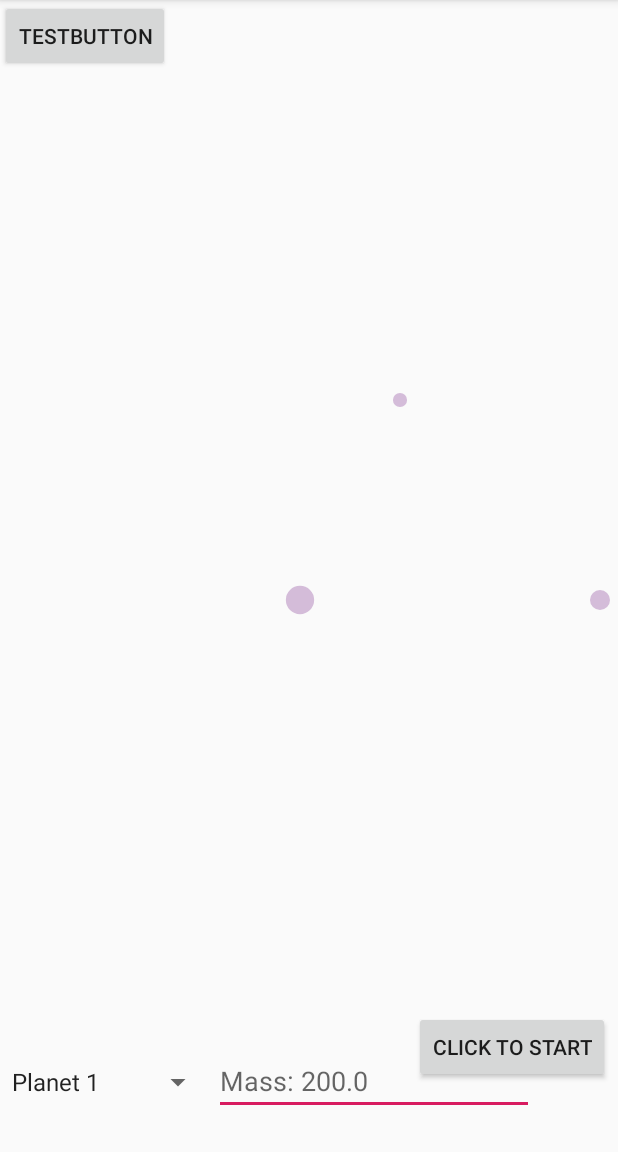
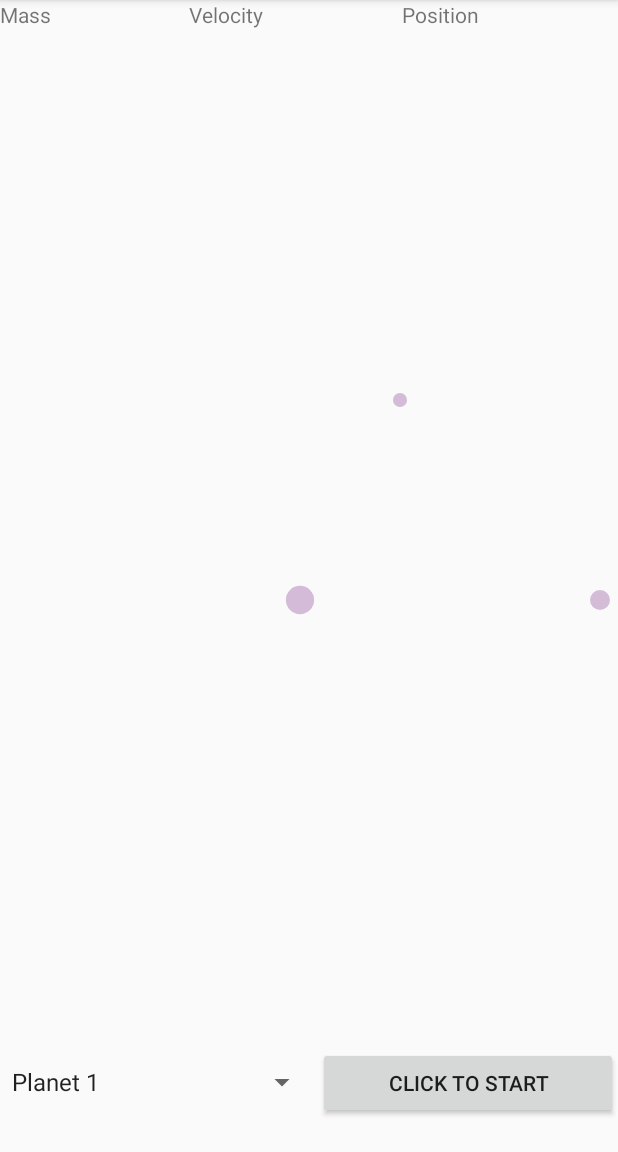
Before and after one commit to Yucheng-Jiang/N-body-Simulation, an Android app: the screen it shows after launch (MainActivity), on a phone screen of 412 x 824 dp, the part 84-1236 px from its top. Run offline under Robolectric (Android 15) with nearby library versions, the phone set to English and light mode, and no system bars.

Commit message:
12/4/2019 17:11 1) add planet status textview 2) add delete button for each planet

```diff
--- a/app/src/main/java/com/example/platypus/CustomView.java
+++ b/app/src/main/java/com/example/platypus/CustomView.java
@@ -43,7 +43,6 @@ public class CustomView extends View {
             Paint paint = new Paint();
             paint.setColor(p.getColor());
 
-            canvas.drawPath(p.path, paint);
             canvas.drawCircle(
                     (float) p.getPosition().getX(),
                     (float) p.getPosition().getY(),
@@ -65,7 +64,7 @@ public class CustomView extends View {
                 Vector currentTouch = new Vector(event.getX(), event.getY());
                 currentTouch.minus(mPreviousTouch);
                 position.add(currentTouch.getX(), currentTouch.getY());
-                Toast.makeText(getContext(), "move", Toast.LENGTH_SHORT).show();
+                //Toast.makeText(getContext(), "move", Toast.LENGTH_SHORT).show();
                 break;
         }
         mPreviousTouch.set(event.getX(), event.getY());
--- a/app/src/main/java/com/example/platypus/MainActivity.java
+++ b/app/src/main/java/com/example/platypus/MainActivity.java
@@ -1,23 +1,27 @@
 package com.example.platypus;
 
 import androidx.appcompat.app.AppCompatActivity;
-import androidx.constraintlayout.widget.ConstraintLayout;
+
 
 import android.os.Bundle;
 import android.os.Handler;
-import android.util.Log;
+
 import android.view.View;
 import android.widget.AdapterView;
 import android.widget.ArrayAdapter;
 import android.widget.Button;
-import android.widget.EditText;
+
 import android.widget.Spinner;
-import android.widget.Toast;
+import android.widget.TextView;
 
+
+import java.math.BigDecimal;
+import java.text.DecimalFormat;
 import java.util.ArrayList;
 import java.util.List;
 import java.util.Timer;
 import java.util.TimerTask;
+
 
 
 
@@ -26,12 +30,24 @@ public class MainActivity extends AppCompatActivity {
     private boolean isRunning = false;
     private Spinner spinner;
     private Handler handler = new Handler();
+    //private SeekBar massSeekBar = findViewById(R.id.MassSeekBar);
+    private TextView massText;
+    private TextView speedText;
+    private TextView positionText;
+    private Planet currentPlanet = null;
+    private Button delete;
+
     @Override
     protected void onCreate(Bundle savedInstanceState) {
         // project starts here
         super.onCreate(savedInstanceState);
         setContentView(R.layout.activity_main);
         //test add planets
+        massText = findViewById(R.id.MassText);
+        speedText = findViewById(R.id.SpeedText);
+        positionText = findViewById(R.id.PositionText);
+        delete = findViewById(R.id.Delete);
+
         Planet.planetList.clear();
         new Planet(200, new Vector(300,600), new Vector(0, 0));
         new Planet(50, new Vector(400,400), new Vector(2, 2));
@@ -54,6 +70,28 @@ public class MainActivity extends AppCompatActivity {
             }
         };
 
+        Runnable runnable1 = new Runnable() {
+            @Override
+            public void run() {
+                if (currentPlanet == null) {
+                    delete.setVisibility(View.GONE);
+                    return;
+                } else {
+                    delete.setVisibility(View.VISIBLE);
+                    delete.setOnClickListener(unused -> {
+                        Planet.planetList.remove(currentPlanet);
+                        handler.post(runnable);
+
+                        if (Planet.planetList.size() == 0) {
+                            delete.setVisibility(View.GONE);
+                            currentPlanet = null;
+                        }
+                        updateData(currentPlanet);
+                    });
+                }
+            }
+        };
+
         Button startButton = findViewById(R.id.startButton);
         startButton.setOnClickListener(new View.OnClickListener() {
             @Override
@@ -71,6 +109,7 @@ public class MainActivity extends AppCompatActivity {
                                     return;
                                 }
                             }
+                            handler.post(runnable1);
                         }
 
                     }, 0, 1);
@@ -91,11 +130,12 @@ public class MainActivity extends AppCompatActivity {
                 //TextView textViewMass = findViewById(R.id.mass);
                 //textViewMass.setText(Planet.planetList.get(position).getMass());
                 if (position == Planet.planetList.size()) {
-                    new Planet(50, new Vector(0,0), new Vector(0, 0));
+                    //new Planet(50, new Vector(0,0), new Vector(0, 0));
                     handler.post(runnable);
+                } else {
+                    currentPlanet = Planet.planetList.get(position);
                 }
-                EditText mass = findViewById(R.id.mass);
-                mass.setHint("Mass: " + Planet.planetList.get(position).getMass());
+
             }
 
             @Override
@@ -117,5 +157,22 @@ public class MainActivity extends AppCompatActivity {
 
 
     }
+    public void updateData(Planet planet) {
+        if (planet == null) {
+            massText.setText("Mass");
+            positionText.setText("Position");
+            speedText.setText("Velocity");
+            return;
+        }
+        massText.setText("Mass: " + round(planet.getMass()));
+        positionText.setText("Position: x = " + round(planet.getPosition().getX())
+                + " y = " + round(planet.getPosition().getY()));
+        speedText.setText("Velocity: x = " + round(planet.getSpeed().getX())
+                + " y = " + round(planet.getPosition().getY()));
+    }
+    public static String round(double value) {
+        DecimalFormat decimalFormat = new DecimalFormat("0.00");
+        return decimalFormat.format(value);
+    }
 
 }
--- a/app/src/main/java/com/example/platypus/Planet.java
+++ b/app/src/main/java/com/example/platypus/Planet.java
@@ -17,7 +17,6 @@ public class Planet {
     private Vector position;
     private Vector speed;
     private int color;
-    public Path path = new Path();
 
 
     Planet(final double setMass, final Vector setPosition, final Vector setSpeed) {
@@ -27,7 +26,6 @@ public class Planet {
         planetList.add(this);
         Random rand = new Random();
         this.color = Color.rgb(rand.nextFloat() + 0.1f, rand.nextFloat() + 0.1f, rand.nextFloat() + 0.1f);
-        path.moveTo((float) position.getX(), (float) position.getY());
     }
 
 
@@ -76,7 +74,6 @@ public class Planet {
         );
         position.add(positionToAdd);
         speed.add(speedToAdd);
-        path.lineTo((float) position.getX(), (float) position.getY());
         return true;
     }
 
@@ -99,4 +96,9 @@ public class Planet {
         return this.color;
     }
 
+    public Vector getSpeed() {
+        return this.speed;
+    }
+
+
 }
--- a/app/src/main/res/layout/activity_main.xml
+++ b/app/src/main/res/layout/activity_main.xml
@@ -6,19 +6,6 @@
     android:layout_width="match_parent"
     android:layout_height="match_parent"
     tools:context=".MainActivity">
-
-    <Button
-        android:id="@+id/startButton"
-        android:layout_width="wrap_content"
-        android:layout_height="wrap_content"
-        android:layout_marginStart="276dp"
-        android:layout_marginBottom="488dp"
-        android:text="Click to start"
-        android:visibility="visible"
-        app:layout_constraintBottom_toTopOf="@+id/linearLayout"
-        app:layout_constraintStart_toStartOf="parent"
-        app:layout_constraintTop_toTopOf="@+id/linearLayout"
-        app:layout_constraintVertical_bias="0.134" />
 
     <com.example.platypus.CustomView
         android:id="@+id/customView"
@@ -35,6 +22,7 @@
         android:layout_width="match_parent"
         android:layout_height="70dp"
         android:orientation="horizontal"
+        android:visibility="visible"
         app:layout_constraintBottom_toBottomOf="parent"
         app:layout_constraintEnd_toEndOf="parent"
         app:layout_constraintHorizontal_bias="0.0"
@@ -44,17 +32,60 @@
             android:id="@+id/spinner"
             android:layout_width="wrap_content"
             android:layout_height="wrap_content"
-            android:layout_weight="0" />
+            android:layout_weight="1" />
 
-        <EditText
-            android:id="@+id/mass"
+        <Button
+            android:id="@+id/startButton"
             android:layout_width="wrap_content"
             android:layout_height="wrap_content"
-            android:autofillHints="mass"
-            android:ems="10"
-            android:hint="mass"
-            android:inputType="number" />
+            android:layout_weight="1"
+            android:text="Click to start"
+            android:visibility="visible" />
 
+        <SeekBar
+            android:id="@+id/MassSeekBar"
+            android:layout_width="wrap_content"
+            android:layout_height="wrap_content"
+            android:layout_weight="1"
+            android:visibility="gone" />
+
+        <Button
+            android:id="@+id/Delete"
+            android:layout_width="wrap_content"
+            android:layout_height="wrap_content"
+            android:layout_weight="1"
+            android:text="Delete"
+            android:visibility="gone" />
+
+    </LinearLayout>
+
+    <LinearLayout
+        android:layout_width="match_parent"
+        android:layout_height="match_parent"
+        android:orientation="horizontal"
+        tools:layout_editor_absoluteX="0dp"
+        tools:layout_editor_absoluteY="0dp">
+
+        <TextView
+            android:id="@+id/MassText"
+            android:layout_width="wrap_content"
+            android:layout_height="wrap_content"
+            android:layout_weight="1"
+            android:text="Mass" />
+
+        <TextView
+            android:id="@+id/SpeedText"
+            android:layout_width="wrap_content"
+            android:layout_height="wrap_content"
+            android:layout_weight="1"
+            android:text="Velocity" />
+
+        <TextView
+            android:id="@+id/PositionText"
+            android:layout_width="wrap_content"
+            android:layout_height="wrap_content"
+            android:layout_weight="1"
+            android:text="Position" />
     </LinearLayout>
 
     <Button
@@ -62,6 +93,7 @@
         android:layout_width="wrap_content"
         android:layout_height="wrap_content"
         android:text="testButton"
+        android:visibility="gone"
         tools:layout_editor_absoluteX="0dp"
         tools:layout_editor_absoluteY="16dp" />
 
```
